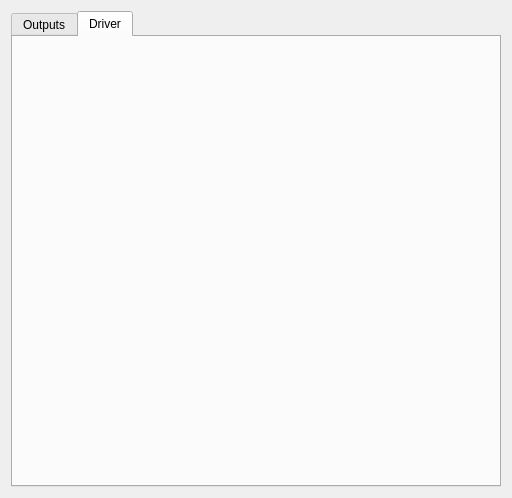
First picture: the form in kde4/display-settings/ui/main.ui, repository pars-linux/uludag, before the edit.
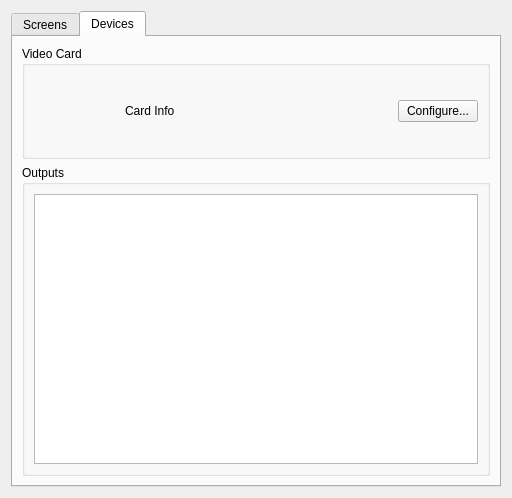
Second picture: the form after the edit. The open tabs and pages were chosen to show the change. Icons and pictures are not drawn.

Patch:
```diff
--- a/kde4/display-settings/ui/main.ui
+++ b/kde4/display-settings/ui/main.ui
@@ -21,7 +21,7 @@
      </property>
      <widget class="QWidget" name="tab">
       <attribute name="title">
-       <string>Outputs</string>
+       <string>Screens</string>
       </attribute>
       <layout class="QVBoxLayout" name="verticalLayout_6">
        <item>
@@ -196,8 +196,91 @@
      </widget>
      <widget class="QWidget" name="tab_2">
       <attribute name="title">
-       <string>Driver</string>
+       <string>Devices</string>
       </attribute>
+      <layout class="QVBoxLayout" name="verticalLayout_9">
+       <item>
+        <widget class="QGroupBox" name="videoCardBox">
+         <property name="sizePolicy">
+          <sizepolicy hsizetype="Preferred" vsizetype="Minimum">
+           <horstretch>0</horstretch>
+           <verstretch>0</verstretch>
+          </sizepolicy>
+         </property>
+         <property name="title">
+          <string>Video Card</string>
+         </property>
+         <layout class="QHBoxLayout" name="horizontalLayout_3">
+          <item>
+           <widget class="QLabel" name="cardImage">
+            <property name="sizePolicy">
+             <sizepolicy hsizetype="Minimum" vsizetype="Minimum">
+              <horstretch>0</horstretch>
+              <verstretch>0</verstretch>
+             </sizepolicy>
+            </property>
+            <property name="minimumSize">
+             <size>
+              <width>85</width>
+              <height>72</height>
+             </size>
+            </property>
+            <property name="maximumSize">
+             <size>
+              <width>85</width>
+              <height>72</height>
+             </size>
+            </property>
+            <property name="text">
+             <string/>
+            </property>
+            <property name="pixmap">
+             <pixmap resource="../data/data.qrc">:/pics/video-card.png</pixmap>
+            </property>
+            <property name="scaledContents">
+             <bool>true</bool>
+            </property>
+           </widget>
+          </item>
+          <item>
+           <widget class="QLabel" name="cardInfoLabel">
+            <property name="sizePolicy">
+             <sizepolicy hsizetype="Expanding" vsizetype="Preferred">
+              <horstretch>0</horstretch>
+              <verstretch>0</verstretch>
+             </sizepolicy>
+            </property>
+            <property name="text">
+             <string>Card Info</string>
+            </property>
+            <property name="alignment">
+             <set>Qt::AlignLeading|Qt::AlignLeft|Qt::AlignVCenter</set>
+            </property>
+           </widget>
+          </item>
+          <item>
+           <widget class="QPushButton" name="configureCardButton">
+            <property name="text">
+             <string>Configure...</string>
+            </property>
+           </widget>
+          </item>
+         </layout>
+        </widget>
+       </item>
+       <item>
+        <widget class="QGroupBox" name="outputsBox">
+         <property name="title">
+          <string>Outputs</string>
+         </property>
+         <layout class="QVBoxLayout" name="verticalLayout_7">
+          <item>
+           <widget class="QListWidget" name="outputList"/>
+          </item>
+         </layout>
+        </widget>
+       </item>
+      </layout>
      </widget>
     </widget>
    </item>
```
Left out of the diff: 8 changed lines with no effect on the pictures.
